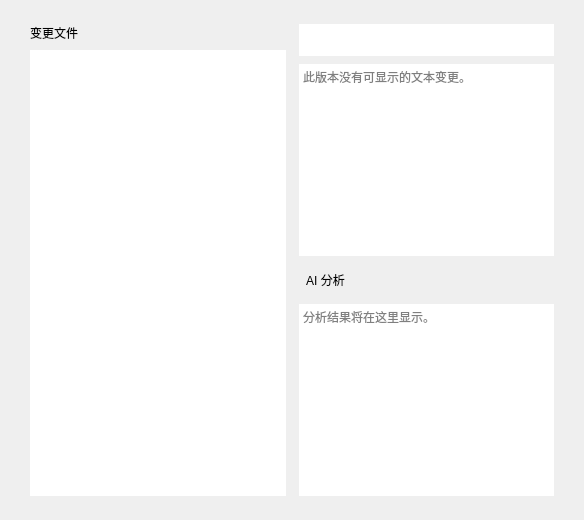
This is windows/mainwindow_child/homepage/pages/homepage_page_diff.ui in Zao-chen/ZcVersionBox as Qt 5 draws it before an edit. The edited form follows.
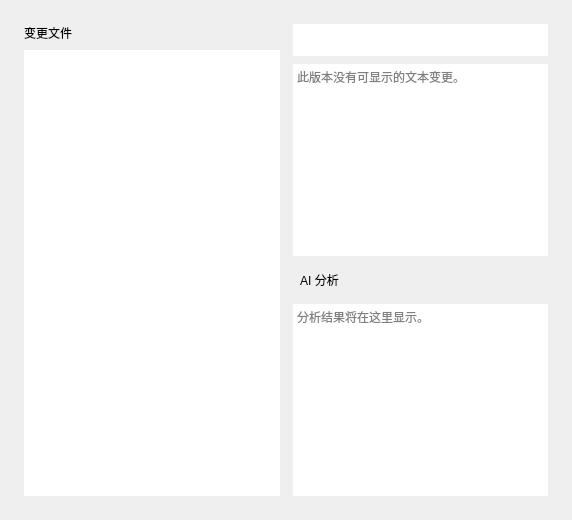
This is the edited form.

Commit message: fix: 版本对比文件列表左边缘贴齐页面基准线对齐返回按钮

The edit to the form file:
```diff
--- a/windows/mainwindow_child/homepage/pages/homepage_page_diff.ui
+++ b/windows/mainwindow_child/homepage/pages/homepage_page_diff.ui
@@ -35,7 +35,7 @@
       </property>
       <layout class="QVBoxLayout" name="filesLayout" stretch="0,1">
        <property name="leftMargin">
-        <number>6</number>
+        <number>0</number>
        </property>
        <property name="topMargin">
         <number>0</number>
@@ -95,7 +95,7 @@
         <number>0</number>
        </property>
        <property name="rightMargin">
-        <number>6</number>
+        <number>0</number>
        </property>
        <property name="bottomMargin">
         <number>0</number>
```
